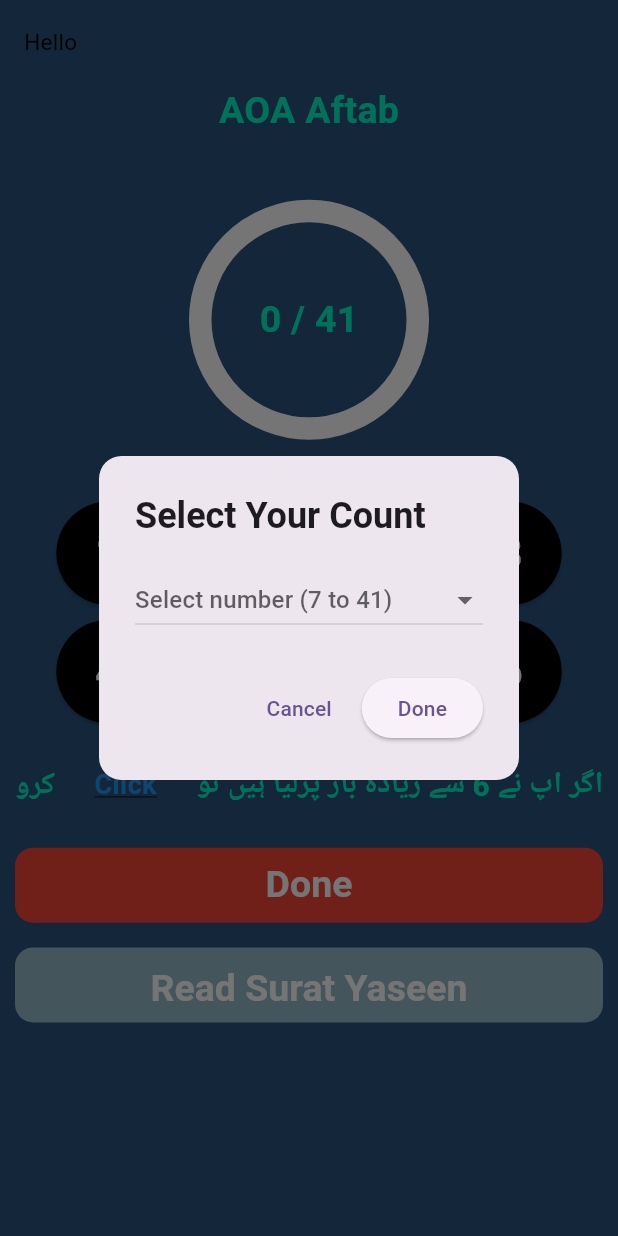
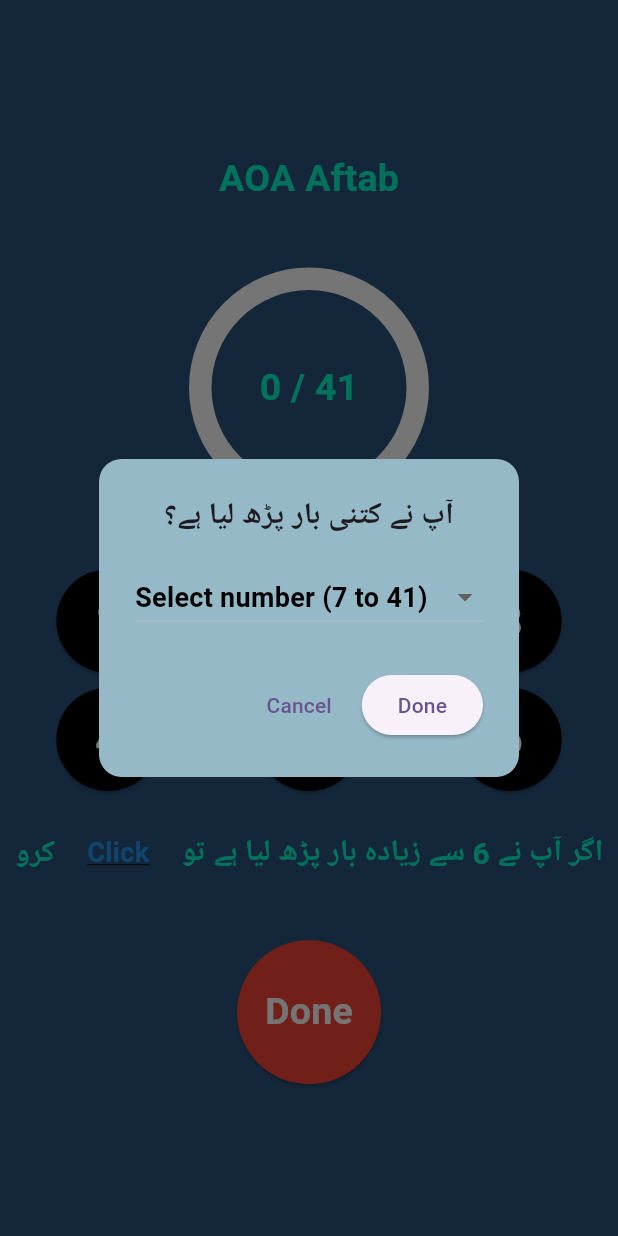
Before and after one commit to IAftabRehman/Hatmi-Yaseen-Application, a Flutter app: the screen it shows after launch, after a tap on "Click", on a phone screen of 412 x 824 dp. Run offline on Flutter 3.47's test engine with Material 3 defaults, Android fonts, the phone set to English and light mode, and no system bars; drawn by our look-alikes of bounce, flutter_animate, percent_indicator; Roboto replaces fonts that are missing (Poppins).

Commit message:
Working on UI

```diff
--- a/lib/Views/Presentation/HomeScreen.dart
+++ b/lib/Views/Presentation/HomeScreen.dart
@@ -3,7 +3,6 @@ import 'package:hatmiyaseen/Configuration/AppColors.dart';
 import 'package:hatmiyaseen/Views/Elements/CustomButton.dart';
 import 'package:hatmiyaseen/Views/Elements/CustomContainer.dart';
 import 'package:hatmiyaseen/Views/Elements/CustomText.dart';
-import 'package:hatmiyaseen/Views/Presentation/PDFScreen.dart';
 import 'package:percent_indicator/circular_percent_indicator.dart';
 
 class HomeScreen extends StatefulWidget {
@@ -37,21 +36,13 @@ class _HomeScreenState extends State<HomeScreen> {
 
   @override
   Widget build(BuildContext context) {
-    final h = MediaQuery
-        .of(context)
-        .size
-        .height;
+    final h = MediaQuery.of(context).size.height;
     return Scaffold(
-      appBar: AppBar(
-        backgroundColor: AppColors.backgroundColor,
-        title: MyText(text: "Hello"),
-      ),
       body: MyContainer(
         color: AppColors.backgroundColor,
         width: double.infinity,
         height: double.infinity,
         padding: const EdgeInsets.symmetric(horizontal: 10),
-        child: SingleChildScrollView(
         child: Column(
           mainAxisAlignment: MainAxisAlignment.center,
           children: [
@@ -74,7 +65,7 @@ class _HomeScreenState extends State<HomeScreen> {
                 size: 25,
                 color: AppColors.textColor,
               ),
-                progressColor:  getProgressColor(selectedButtonIndex ?? 0),
+              progressColor: getProgressColor(selectedButtonIndex ?? 0),
               backgroundColor: Colors.white,
               circularStrokeCap: CircularStrokeCap.round,
               animation: true,
@@ -113,6 +104,7 @@ class _HomeScreenState extends State<HomeScreen> {
                 fontWeight: FontWeight.bold,
                 color: AppColors.textColor,
               ),
+
               Expanded(
                 child: MyButton(
                   onPressed: () {
@@ -120,21 +112,33 @@ class _HomeScreenState extends State<HomeScreen> {
                       context: context,
                       builder: (context) {
                         int? customSelected;
+
                         return StatefulBuilder(
                           builder: (context, setStateDialog) {
                             return AlertDialog(
+                              backgroundColor: AppColors.primaryColor,
                               shape: RoundedRectangleBorder(
                                 borderRadius: BorderRadius.circular(15),
                               ),
-                                  title: Text(
-                                    "Select Your Count",
+
+                              title: Center(
+                                child: Text(
+                                  "آپ نے کتنی بار پڑھ لیا ہے؟",
                                   style: TextStyle(
-                                        fontWeight: FontWeight.bold),
+                                    fontWeight: FontWeight.bold,
+                                    fontSize: 20,
+                                  ),
+                                ),
                               ),
 
                               content: DropdownButton<int>(
                                 isExpanded: true,
-                                    hint: Text("Select number (7 to 41)"),
+                                hint: MyText(
+                                  text: "Select number (7 to 41)",
+                                  size: 18,
+                                  color: Colors.black,
+                                  fontWeight: FontWeight.bold,
+                                ),
                                 value: customSelected,
                                 items: List.generate(35, (index) {
                                   int number = index + 7;
@@ -158,10 +162,8 @@ class _HomeScreenState extends State<HomeScreen> {
                                 ElevatedButton(
                                   onPressed: () {
                                     if (customSelected != null) {
-                                          // Update main screen & progress bar
                                       setState(() {
-                                            selectedButtonIndex =
-                                                customSelected;
+                                        selectedButtonIndex = customSelected!;
                                       });
                                     }
                                     Navigator.pop(context);
@@ -184,8 +186,9 @@ class _HomeScreenState extends State<HomeScreen> {
                   ),
                 ),
               ),
+
               MyText(
-                    text: "اگر اپ نے 6 سے زیادہ بار پڑلیا ہیں تو",
+                text: "اگر آپ نے 6 سے زیادہ بار پڑھ لیا ہے تو",
                 size: 20,
                 fontWeight: FontWeight.bold,
                 color: AppColors.textColor,
@@ -193,35 +196,23 @@ class _HomeScreenState extends State<HomeScreen> {
             ],
           ),
 
-              SizedBox(height: h * 0.02),
+          SizedBox(height: h * 0.04),
 
-              // Done Button
-              MyButton(
+            ElevatedButton(
               onPressed: () {},
-                btnLabel: "Done",
-                textColor: Colors.white,
-                color: Colors.red,
-                fontSize: 25,
+              style: ElevatedButton.styleFrom(
+                backgroundColor: Colors.red,
+                shape: CircleBorder(),
+                padding: const EdgeInsets.symmetric(vertical: 30, horizontal: 50),
               ),
-
-              SizedBox(height: h * 0.02),
-
-              // PDF Button
-              MyButton(
-                onPressed: () {
-                  Navigator.push(
-                    context,
-                    MaterialPageRoute(builder: (context) => PDFScreen()),
-                  );
-                },
-                padding: EdgeInsets.all(10),
-                btnLabel: "Read Surat Yaseen",
-                textColor: Colors.white,
-                color: AppColors.primaryColor,
-                fontSize: 25,
+              child: MyText(
+                text: "Done",
+                size: 25,
+                fontWeight: FontWeight.bold,
+                color: Colors.white,
+              ),
             ),
           ],
-          ),
         ),
       ),
     );
```
Lines whose indentation alone changed are shown as unchanged.
